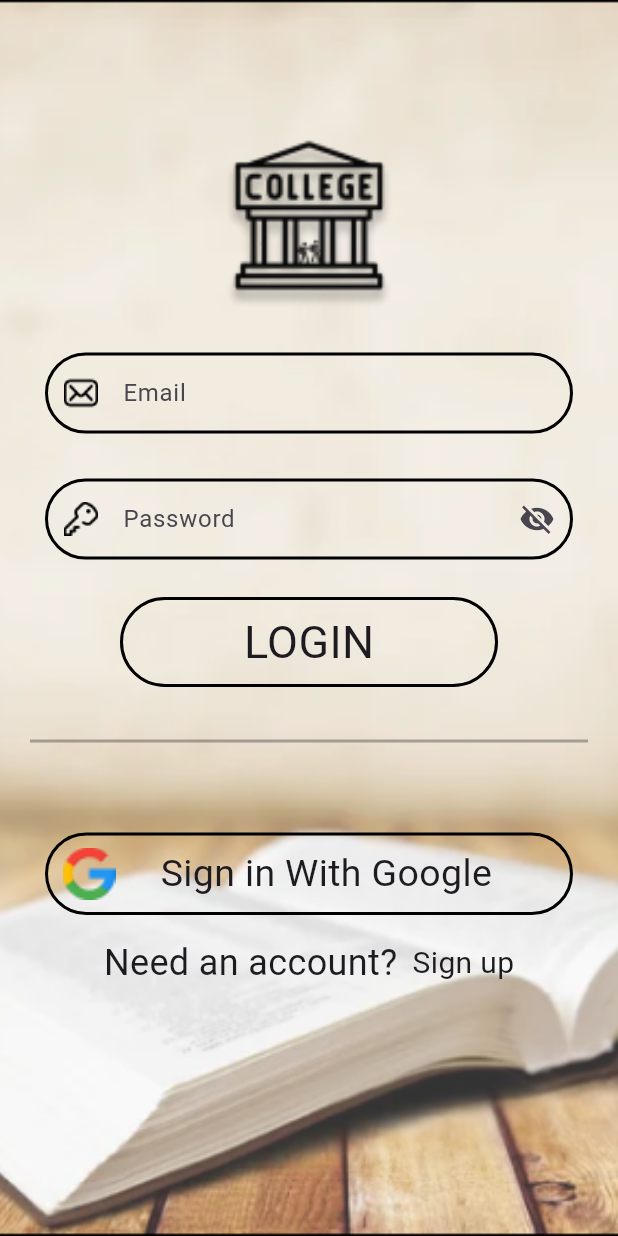
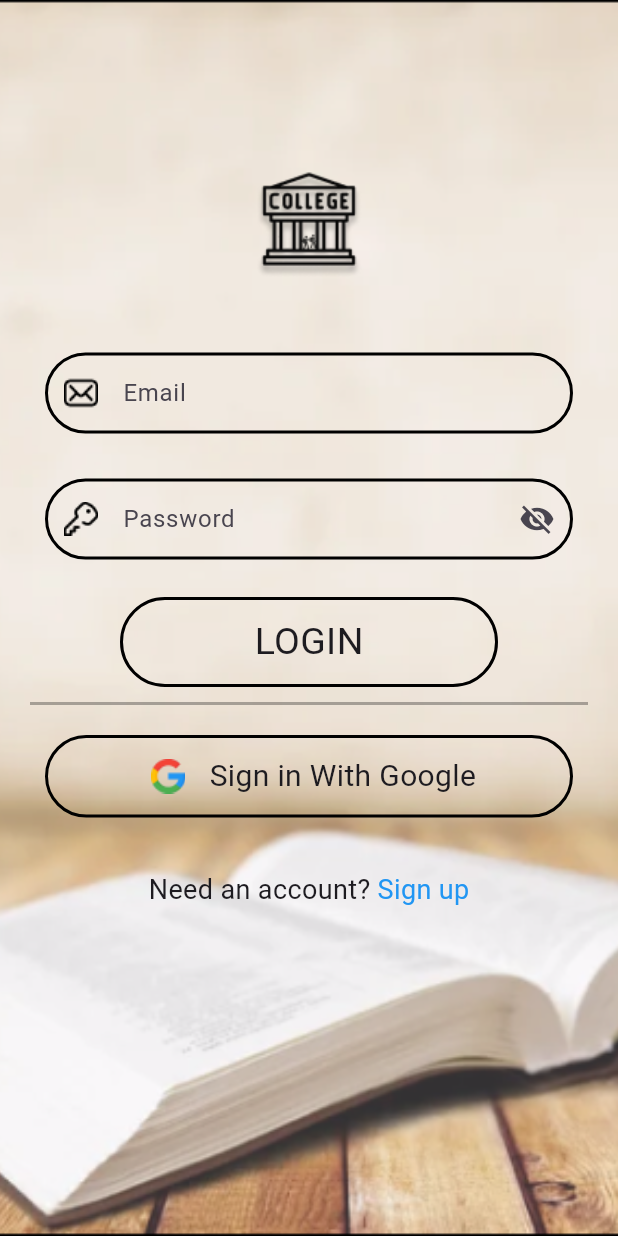
Before and after one commit to Munees007/Campus-Connect, a Flutter app: the screen it shows after launch, on a phone screen of 412 x 824 dp. Run offline on Flutter 3.47's test engine with Material 3 defaults, Android fonts, the phone set to English and light mode, and no system bars; our stand-ins replace firebase_core; accounts and stored records are empty.

Commit message:
changes in login page done

```diff
--- a/lib/Components/email_component.dart
+++ b/lib/Components/email_component.dart
@@ -1,5 +1,5 @@
-import 'package:campus_connect/Components/input_component.dart';
 import 'package:flutter/material.dart';
+import 'input_component.dart';
 
 class EmailComponent extends StatelessWidget {
   const EmailComponent({super.key});
@@ -8,8 +8,8 @@ class EmailComponent extends StatelessWidget {
   Widget build(BuildContext context) {
     TextEditingController email = TextEditingController();
     TextEditingController pass = TextEditingController();
-    return Flex(
-      direction: Axis.vertical,
+
+    return Column(
       children: [
         InputComponent(
           hint: "Email",
@@ -31,17 +31,18 @@ class EmailComponent extends StatelessWidget {
           child: Container(
             margin: const EdgeInsets.symmetric(horizontal: 80, vertical: 10),
             alignment: Alignment.center,
-            width: MediaQuery.of(context).size.width,
-            height: 60,
+            width: double.infinity,
+            constraints: const BoxConstraints(maxHeight: 60),
             decoration: BoxDecoration(
-                border: Border.all(color: Colors.black, width: 2),
-                borderRadius: BorderRadius.circular(30)),
+              border: Border.all(color: Colors.black, width: 2),
+              borderRadius: BorderRadius.circular(30),
+            ),
             child: const Text(
               "LOGIN",
-              style: TextStyle(fontSize: 30),
+              style: TextStyle(fontSize: 25),
             ),
           ),
-        )
+        ),
       ],
     );
   }
--- a/lib/Pages/login_page.dart
+++ b/lib/Pages/login_page.dart
@@ -1,108 +1,97 @@
-import 'package:campus_connect/Components/email_component.dart';
 import 'package:flutter/material.dart';
+import '../Components/email_component.dart';
 
 class LoginPage extends StatelessWidget {
   const LoginPage({super.key});
 
   @override
   Widget build(BuildContext context) {
-    return Stack(
+    return Scaffold(
+      resizeToAvoidBottomInset: false,
+      body: Stack(
         children: [
           Image.asset(
             "lib/Assets/Images/login_bg.png",
-          height: MediaQuery.of(context).size.height,
-          width: MediaQuery.of(context).size.width,
+            height: double.infinity,
+            width: double.infinity,
             fit: BoxFit.cover,
           ),
           SafeArea(
-          child: Scaffold(
-            resizeToAvoidBottomInset: false,
-            backgroundColor: Colors.transparent,
-            body: Column(
+            child: SingleChildScrollView(
+              child: Column(
                 crossAxisAlignment: CrossAxisAlignment.center,
                 children: [
-                Container(
-                  width: MediaQuery.of(context).size.width,
-                  alignment: Alignment.center,
-                  margin: const EdgeInsets.only(top: 80),
-                  child: Image.asset(
+                  const SizedBox(height: 80),
+                  Image.asset(
                     "lib/Assets/Icons/logo_center.png",
                     width: 140.0,
                     height: 140.0,
-                    fit: BoxFit.cover,
-                  ),
                   ),
                   const EmailComponent(),
                   Opacity(
                     opacity: 0.3,
                     child: Container(
-                    margin: const EdgeInsets.only(top: 25, left: 20, right: 20),
+                      margin: const EdgeInsets.symmetric(horizontal: 20),
                       height: 2,
                       color: Colors.black,
-                    width: MediaQuery.of(context).size.width,
                     ),
                   ),
                   GestureDetector(
-                  onTap: () {},
+                    onTap: () {
+                      print("Google Sign-in Tapped");
+                    },
                     child: Container(
-                    margin: const EdgeInsets.only(left: 30, top: 60, right: 30),
+                      margin: const EdgeInsets.symmetric(
+                          horizontal: 30, vertical: 20),
                       alignment: Alignment.center,
-                    width: MediaQuery.of(context).size.width,
-                    height: 55,
+                      width: double.infinity,
+                      constraints: const BoxConstraints(maxHeight: 55),
                       decoration: BoxDecoration(
                         border: Border.all(color: Colors.black, width: 2),
-                        borderRadius: BorderRadius.circular(30)),
-                    child: Flex(
-                        direction: Axis.horizontal,
-                        crossAxisAlignment: CrossAxisAlignment.center,
-                        mainAxisAlignment: MainAxisAlignment.start,
+                        borderRadius: BorderRadius.circular(30),
+                      ),
+                      child: Row(
+                        mainAxisAlignment: MainAxisAlignment.center,
                         children: [
-                          const SizedBox(
-                            width: 10,
-                          ),
                           Image.asset(
                             'lib/Assets/Icons/Google.png',
                             width: 35,
                             height: 35,
-                            fit: BoxFit.cover,
                           ),
-                          const SizedBox(
-                            width: 30,
-                          ),
+                          const SizedBox(width: 10),
                           const Text(
                             "Sign in With Google",
-                            style: TextStyle(fontSize: 25),
+                            style: TextStyle(fontSize: 20),
                           ),
-                        ]),
+                        ],
                       ),
                     ),
-                const SizedBox(
-                  height: 15,
                   ),
-                Flex(
-                  direction: Axis.horizontal,
+                  const SizedBox(height: 15),
+                  Row(
                     mainAxisAlignment: MainAxisAlignment.center,
                     children: [
                       const Text(
                         "Need an account?",
-                      style: TextStyle(fontSize: 24),
-                    ),
-                    const SizedBox(
-                      width: 10,
+                        style: TextStyle(fontSize: 18),
                       ),
                       GestureDetector(
-                        onTap: () => {},
+                        onTap: () {
+                          print("Navigate to Sign Up");
+                        },
                         child: const Text(
-                          "Sign up",
-                          style: TextStyle(fontSize: 20),
-                        ))
+                          " Sign up",
+                          style: TextStyle(fontSize: 18, color: Colors.blue),
+                        ),
+                      ),
                     ],
                   ),
                 ],
               ),
             ),
-        )
+          ),
         ],
+      ),
     );
   }
 }
--- a/pubspec.yaml
+++ b/pubspec.yaml
@@ -15,6 +15,7 @@ dev_dependencies:
   flutter_test:
     sdk: flutter
   flutter_lints: ^4.0.0
+  change_app_package_name: ^1.4.0
 
 flutter:
   uses-material-design: true
```
Also changed, not shown: pubspec.lock, 4 other files. Lines whose indentation alone changed are shown as unchanged.
